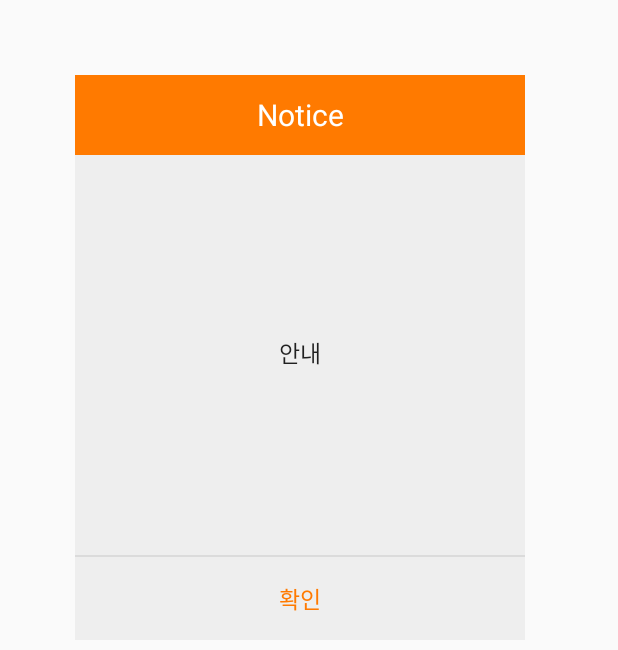
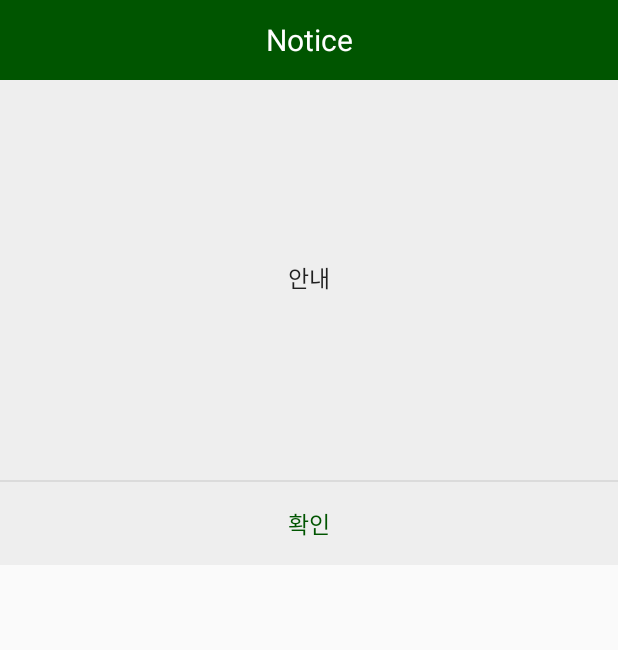
Before and after one commit to hse801/EyeShoe, an Android app: the layout popup_activity.xml on its own in the app's theme, with its tools: preview values and no code run, on a phone screen of 412 x 824 dp. Shown: the top 650 px of the screen. Run offline under Robolectric (Android 15) with nearby library versions, the light colour scheme and no system bars.

Commit message:
팝업창 추가

```diff
--- a/app/src/main/AndroidManifest.xml
+++ b/app/src/main/AndroidManifest.xml
@@ -29,6 +29,7 @@
         </activity>
         <activity android:name=".PopupActivity" android:theme="@android:style/Theme.Dialog" />
 
+
     </application>
 
 
--- a/app/src/main/res/layout/activity_initial.xml
+++ b/app/src/main/res/layout/activity_initial.xml
@@ -25,15 +25,17 @@
 <!--        android:inputType="textPersonName" />-->
 
     <Button
-        android:id="@+id/button"
+        android:id="@+id/alert"
         android:layout_width="191dp"
         android:layout_height="59dp"
         android:layout_gravity="center"
         android:layout_marginTop="100dp"
         android:background="#005500"
         android:text="사용 안내"
+        android:onClick="btnClick"
         android:textColor="#FFFFFF"
-        android:textSize="24sp" />
+        android:textSize="24sp"
+        tools:ignore="OnClick" />
     <EditText
         android:id="@+id/inputSize"
         android:layout_width="332dp"
--- a/app/src/main/res/layout/popup_activity.xml
+++ b/app/src/main/res/layout/popup_activity.xml
@@ -2,10 +2,9 @@
 <LinearLayout xmlns:android="http://schemas.android.com/apk/res/android"
     android:background="#eeeeee"
     android:orientation="vertical"
-    android:layout_width="300dp"
-    android:layout_marginLeft="50dp"
-    android:layout_marginRight="50dp"
-    android:layout_marginTop="50dp"
+    android:layout_width="match_parent"
+
+
     android:layout_height="wrap_content">
 
     <!-- 타이틀바 -->
@@ -17,7 +16,7 @@
         <TextView
             android:layout_width="match_parent"
             android:layout_height="53dp"
-            android:background="#ff7a00"
+            android:background="#005500"
             android:gravity="center"
             android:text="Notice"
             android:textColor="#fff"
@@ -64,7 +63,7 @@
             android:onClick="mOnClose"
             android:padding="16dp"
             android:text="확인"
-            android:textColor="#ff7a00"
+            android:textColor="#005500"
             android:textSize="15sp" />
     </LinearLayout>
     <!--// 닫기 버튼 -->
```
Also changed, not shown: app/src/main/java/com/example/sinbal/PopupActivity.java (+10 -0 lines), app/src/main/java/com/example/sinbal/initial.java (+38 -40 lines).
